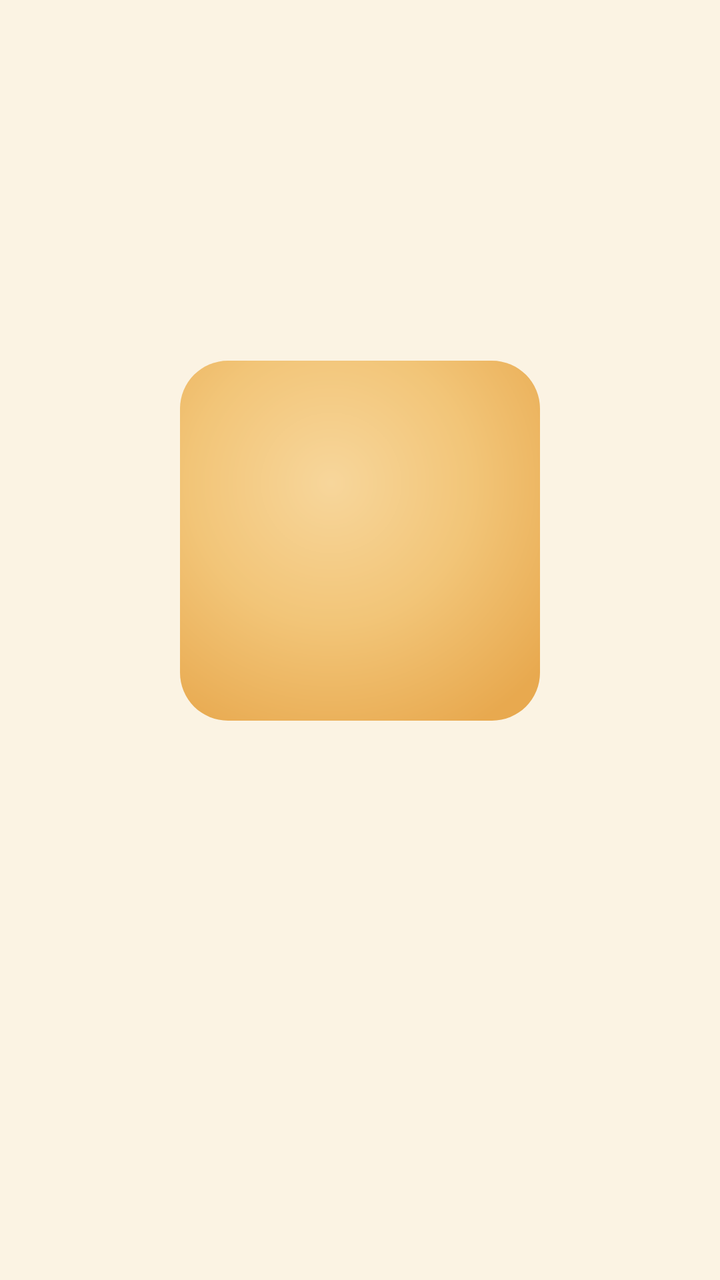
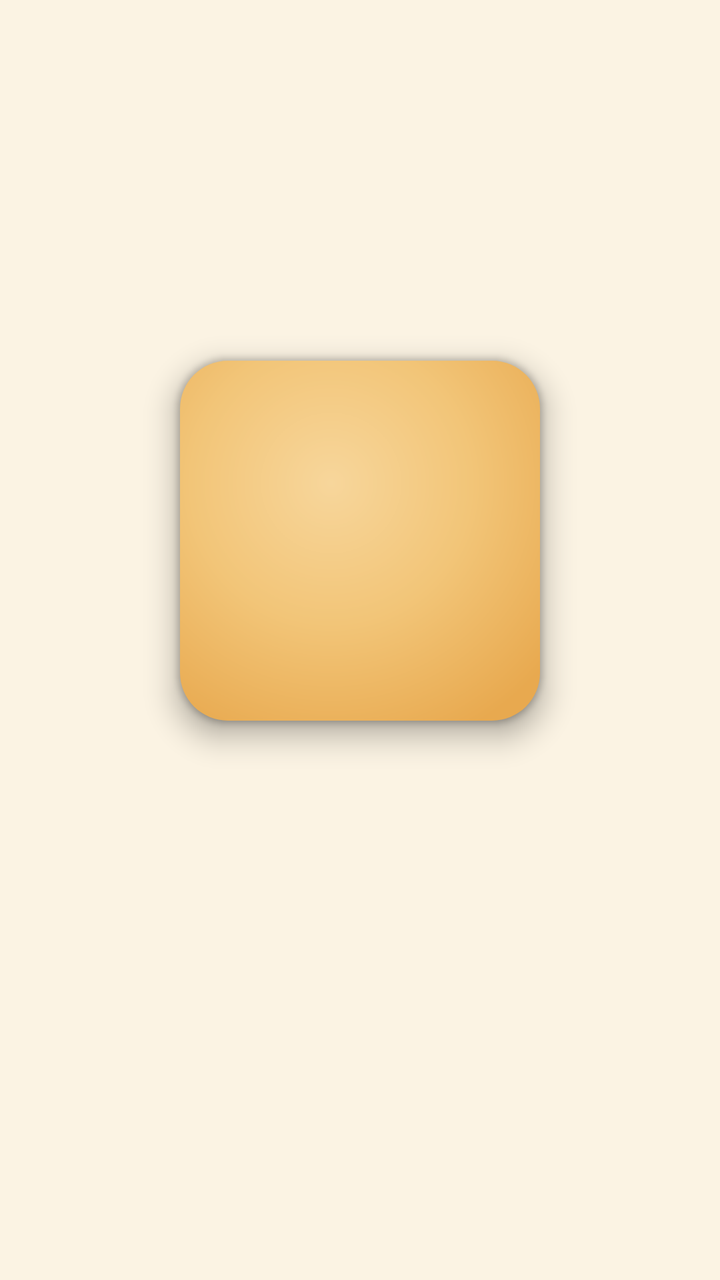

The first picture is an Android layout as it rendered before a commit; the second is the same layout after the commit. The layout source and the unified diff follow.
<!-- AndroidManifest.xml: application theme Theme.RatKingRecon -->
<!-- res/layout/view_onboarding_page.xml -->
<?xml version="1.0" encoding="utf-8"?>
<LinearLayout xmlns:android="http://schemas.android.com/apk/res/android"
    android:layout_width="match_parent"
    android:layout_height="match_parent"
    android:orientation="vertical"
    android:gravity="center"
    android:paddingHorizontal="32dp">

    <FrameLayout
        android:layout_width="180dp"
        android:layout_height="180dp"
        android:background="@drawable/bg_egg_panel"
        android:layout_marginBottom="32dp">

        <ImageView
            android:id="@+id/pageIcon"
            android:layout_width="88dp"
            android:layout_height="88dp"
            android:layout_gravity="center"
            android:importantForAccessibility="no" />
    </FrameLayout>

    <TextView
        android:id="@+id/pageTitle"
        android:layout_width="match_parent"
        android:layout_height="wrap_content"
        android:textColor="@color/text_primary"
        android:textSize="26sp"
        android:textStyle="bold"
        android:textAlignment="center"
        android:layout_marginBottom="12dp" />

    <TextView
        android:id="@+id/pageBody"
        android:layout_width="match_parent"
        android:layout_height="wrap_content"
        android:textColor="@color/text_muted"
        android:textSize="15sp"
        android:textAlignment="center"
        android:lineSpacingExtra="4dp" />

</LinearLayout>
<!-- resources referenced by this layout -->
<resources>
  <color name="text_muted">#8A7255</color>
  <color name="text_primary">#6B4A1E</color>
  <!-- drawable bg_egg_panel (drawable) -->
  <?xml version="1.0" encoding="utf-8"?>
  <shape xmlns:android="http://schemas.android.com/apk/res/android"
      android:shape="rectangle">
      <gradient
          android:type="radial"
          android:centerX="0.42"
          android:centerY="0.34"
          android:gradientRadius="78%p"
          android:startColor="#F7D69B"
          android:centerColor="#F2C578"
          android:endColor="@color/amber" />
      <corners android:radius="24dp" />
  </shape>
  <style name="Theme.RatKingRecon" parent="Base.Theme.RatKingRecon" />
  <color name="amber">#E8A94F</color>
  <style name="Base.Theme.RatKingRecon" parent="Theme.Material3.Light.NoActionBar">
          <item name="colorPrimary">@color/amber</item>
          <item name="colorOnPrimary">@color/text_primary</item>
          <item name="colorSurface">@color/cream</item>
          <item name="colorOnSurface">@color/text_primary</item>
          <item name="android:colorBackground">@color/cream</item>
          <item name="android:statusBarColor">@color/cream</item>
          <item name="android:windowLightStatusBar">true</item>
          <item name="android:navigationBarColor">@color/tan</item>
          
          <item name="android:windowLightNavigationBar" tools:targetApi="27">true</item>
      </style>
  <color name="cream">#FBF3E3</color>
  <color name="tan">#F5E6C8</color>
</resources>

<!-- the commit's change to res/layout/view_onboarding_page.xml (unified diff, before → after) -->
@@ -10,6 +10,7 @@
         android:layout_width="180dp"
         android:layout_height="180dp"
         android:background="@drawable/bg_egg_panel"
+        android:elevation="10dp"
         android:layout_marginBottom="32dp">
 
         <ImageView
<!-- resource entries referenced after the edit -->
@@ -26,11 +26,15 @@
           <item name="android:colorBackground">@color/cream</item>
           <item name="android:statusBarColor">@color/cream</item>
           <item name="android:windowLightStatusBar">true</item>
+          
+          <item name="materialButtonStyle">@style/Widget.RatKing.Button</item>
           <item name="android:navigationBarColor">@color/tan</item>
           
           <item name="android:windowLightNavigationBar" tools:targetApi="27">true</item>
       </style>
   <color name="cream">#FBF3E3</color>
+  <style name="Widget.RatKing.Button" parent="Widget.RatKing.Button.Base" />
   <color name="tan">#F5E6C8</color>
+  <style name="Widget.RatKing.Button.Base" parent="Widget.Material3.Button" />
 </resources>
 
